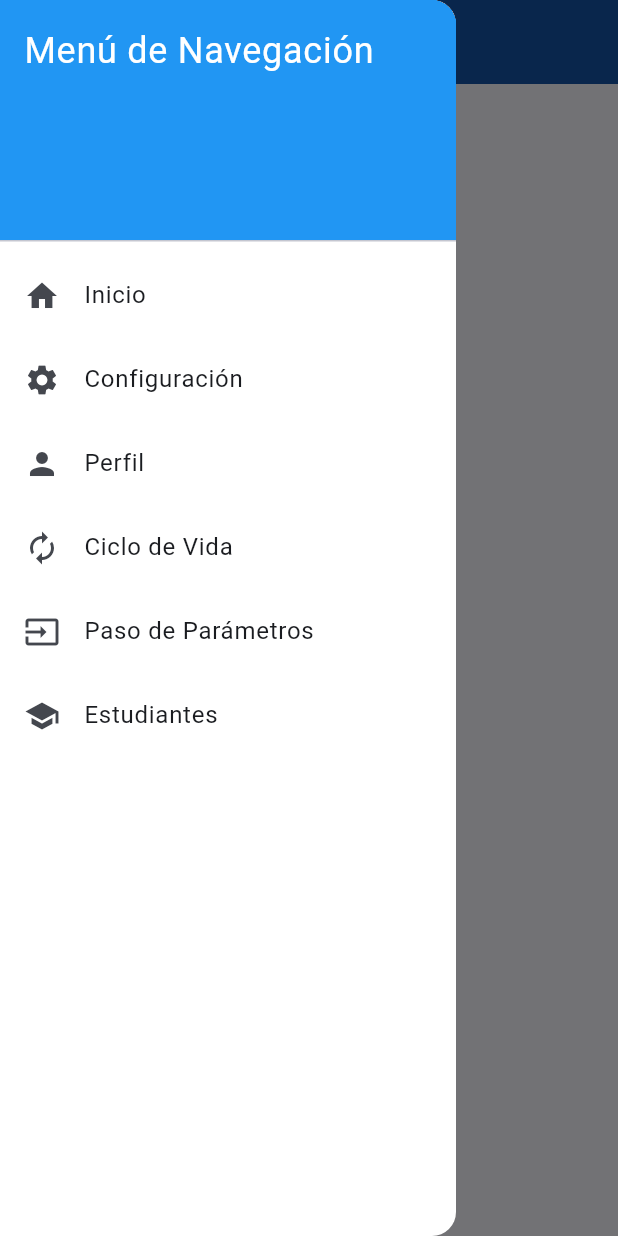
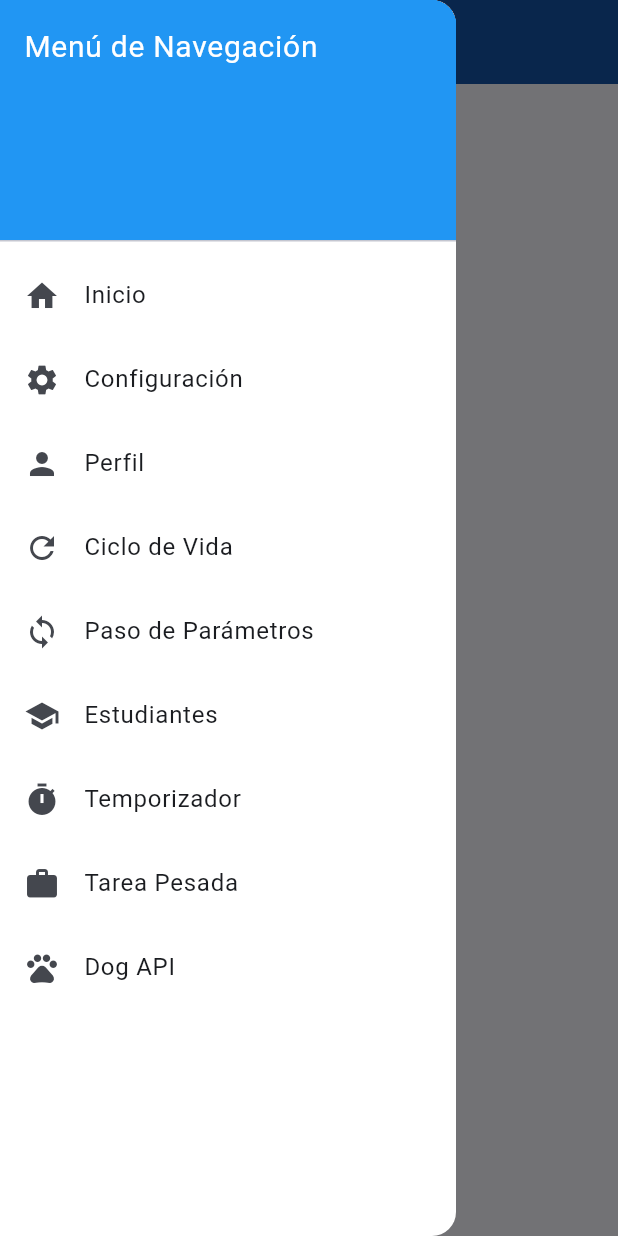
Before and after one commit to StevenPelaez02/NAVEGACI-N-WIDGETS-Y-CICLO-DE-VIDA-EN-FLUTTER, a Flutter app: the EstudiantesView screen opened by its route, with the side drawer open, on a phone screen of 412 x 824 dp. Run offline on Flutter 3.47's test engine with Material 3 defaults, Android fonts, the phone set to English and light mode, and no system bars; our stand-ins replace go_router; network calls fail.

Commit message:
taller 3.

```diff
--- a/lib/routes/app_router.dart
+++ b/lib/routes/app_router.dart
@@ -7,7 +7,9 @@ import 'package:hola_mundo/views/profile_view.dart';
 import 'package:hola_mundo/views/settings_view.dart';
 import 'package:hola_mundo/views/estudiantes/estudiantes_view.dart';
 import 'package:hola_mundo/views/timer/timer_view.dart';
-import 'package:hola_mundo/views/tarea_pesada/tarea_pesada_view.dart'; // ✅ Importa la vista de Tarea Pesada
+import 'package:hola_mundo/views/tarea_pesada/tarea_pesada_view.dart';
+import 'package:hola_mundo/views/api_dog/api_view.dart';
+
 
 final GoRouter appRouter = GoRouter(
   routes: [
@@ -48,8 +50,12 @@ final GoRouter appRouter = GoRouter(
       builder: (context, state) => const TimerView(),
     ),
     GoRoute(
-      path: '/tarea_pesada', // ✅ Nueva ruta para Tarea Pesada
+      path: '/tarea_pesada',
       builder: (context, state) => const TareaPesadaView(),
+    ),
+    GoRoute(
+      path: '/api_dog',
+      builder: (context, state) => const ApiView(),
     ),
   ],
 );
--- a/lib/views/custom_drawer.dart
+++ b/lib/views/custom_drawer.dart
@@ -51,10 +51,15 @@ class CustomDrawer extends StatelessWidget {
           ),
           ListTile(
             leading: const Icon(Icons.work),
-            title: const Text("Tarea Pesada"), // ✅ Nueva opción en el menú
+            title: const Text("Tarea Pesada"),
             onTap: () {
               context.go('/tarea_pesada');
             },
+          ),
+          ListTile(
+            leading: const Icon(Icons.pets),
+            title: const Text("Dog API"),
+            onTap: () => context.go('/api_dog')
           ),
         ],
       ),
--- a/lib/views/estudiantes/estudiantes_view.dart
+++ b/lib/views/estudiantes/estudiantes_view.dart
@@ -1,6 +1,6 @@
 import 'package:flutter/material.dart';
 import 'dart:async';
-import 'package:go_router/go_router.dart';
+import '../custom_drawer.dart';
 
 class EstudiantesView extends StatefulWidget {
   const EstudiantesView({super.key});
@@ -45,48 +45,7 @@ class _EstudiantesViewState extends State<EstudiantesView> {
           ),
         ),
       ),
-      drawer: Drawer(
-        child: ListView(
-          padding: EdgeInsets.zero,
-          children: [
-            const DrawerHeader(
-              decoration: BoxDecoration(color: Colors.blue),
-              child: Text("Menú de Navegación",
-                  style: TextStyle(color: Colors.white, fontSize: 24)),
-            ),
-            ListTile(
-              leading: const Icon(Icons.home),
-              title: const Text("Inicio"),
-              onTap: () => context.go('/'),
-            ),
-            ListTile(
-              leading: const Icon(Icons.settings),
-              title: const Text("Configuración"),
-              onTap: () => context.go('/settings'),
-            ),
-            ListTile(
-              leading: const Icon(Icons.person),
-              title: const Text("Perfil"),
-              onTap: () => context.go('/profile'),
-            ),
-            ListTile(
-              leading: const Icon(Icons.autorenew),
-              title: const Text("Ciclo de Vida"),
-              onTap: () => context.go('/ciclo_vida'),
-            ),
-            ListTile(
-              leading: const Icon(Icons.input),
-              title: const Text("Paso de Parámetros"),
-              onTap: () => context.go('/paso_parametros'),
-            ),
-            ListTile(
-              leading: const Icon(Icons.school),
-              title: const Text("Estudiantes"),
-              onTap: () => context.go('/estudiantes'),
-            ),
-          ],
-        ),
-      ),
+      drawer: const CustomDrawer(),
       body: estudiantes.isEmpty
           ? const Center(child: CircularProgressIndicator()) // Muestra carga
           : ListView.builder(
--- a/lib/views/home_view.dart
+++ b/lib/views/home_view.dart
@@ -1,6 +1,5 @@
 import 'package:flutter/material.dart';
 import 'package:hola_mundo/views/base_view.dart';
-import 'package:hola_mundo/views/contador.dart';
 
 class HomeView extends StatefulWidget {
   const HomeView({super.key});
--- a/lib/views/paso_parametros/detalle_screen.dart
+++ b/lib/views/paso_parametros/detalle_screen.dart
@@ -1,5 +1,4 @@
 import 'package:flutter/material.dart';
-import 'package:go_router/go_router.dart';
 
 /// !DetalleScreen
 /// es una vista/screen que recibe un parametro desde la navegación, en este caso un boton.
--- a/pubspec.yaml
+++ b/pubspec.yaml
@@ -30,6 +30,7 @@ environment:
 dependencies:
   flutter:
     sdk: flutter
+  http: ^0.13.5 # O la versión más reciente
 
   # The following adds the Cupertino Icons font to your application.
   # Use with the CupertinoIcons class for iOS style icons.
@@ -39,6 +40,7 @@ dependencies:
 dev_dependencies:
   flutter_test:
     sdk: flutter
+
 
   # The "flutter_lints" package below contains a set of recommended lints to
   # encourage good coding practices. The lint set provided by the package is
```
Also changed, not shown: lib/views/api_dog/api_view.dart (added, +100 -0 lines), lib/views/api_dog/detalle_view.dart (added, +35 -0 lines), lib/views/tarea_pesada/tarea_pesada_view.dart (+4 -3 lines), pubspec.lock.
